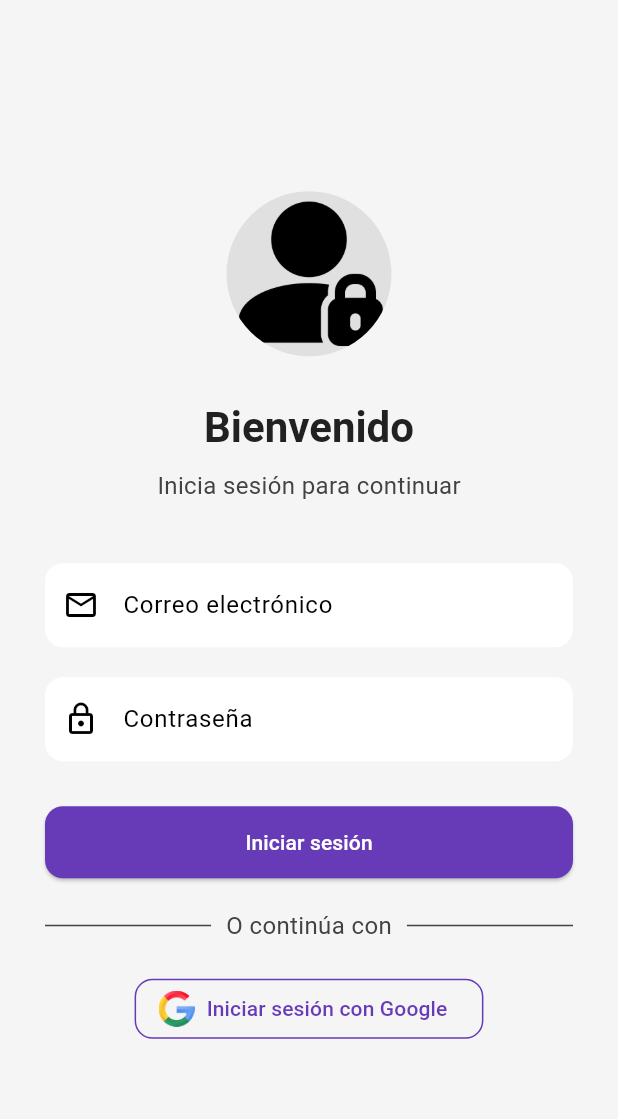
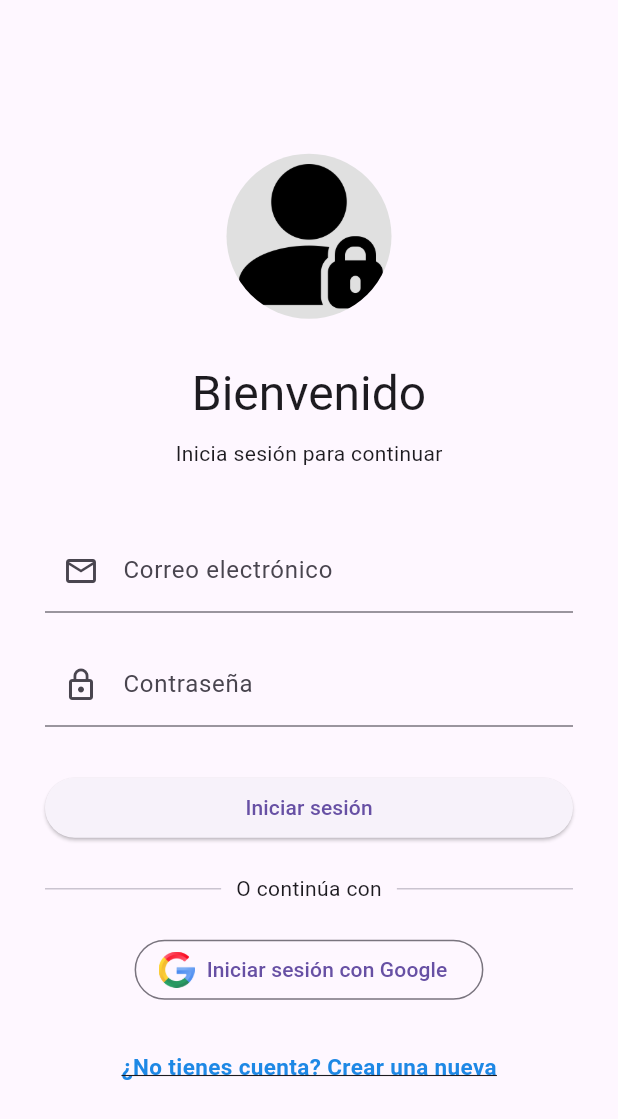
Before and after one commit to xEdwardP/flutter_expense_tracker_ocr, a Flutter app: the screen it shows after launch, on a phone screen of 412 x 824 dp. Shown: the top 1119 px of the screen. Run offline on Flutter 3.47's test engine with Material 3 defaults, Android fonts, the phone set to English and light mode, and no system bars; our stand-ins replace cloud_firestore, firebase_auth, firebase_core, firebase_storage, google_sign_in, image_picker; missing offline and left inert: google_ml_kit; accounts and stored records are empty.

Commit message:
Los cambios ya te los dije por el grupo

```diff
--- a/lib/main.dart
+++ b/lib/main.dart
@@ -2,9 +2,33 @@
 import 'package:flutter/material.dart';
 import 'package:flutter_expense_tracker_ocr/app.dart';
 import 'package:flutter_expense_tracker_ocr/data/firebase_config.dart';
+import 'package:flutter_expense_tracker_ocr/views/pages/login_page.dart';
+import 'package:flutter_expense_tracker_ocr/views/pages/register_screen.dart';
+import 'package:flutter_expense_tracker_ocr/views/pages/profile_page.dart';
 
 void main() async {
   WidgetsFlutterBinding.ensureInitialized();
   await Firebase.initializeApp(options: firebaseConfig);
   runApp(const MyApp());
 }
+//mas cambios aqui animal
+class MyApp extends StatelessWidget {
+  const MyApp({super.key});
+
+  @override
+  Widget build(BuildContext context) {
+    return MaterialApp(
+      debugShowCheckedModeBanner: false,
+      title: "Expense Tracker OCR",
+
+      initialRoute: "/login",
+
+      routes: {
+        "/login": (context) => const LoginPage(),
+        "/register": (context) => const RegisterScreen(),
+        "/app": (context) => const MyApp(),
+        "/profile": (context) => const ProfileScreen(),
+      },
+    );
+  }
+}
--- a/lib/views/pages/login_page.dart
+++ b/lib/views/pages/login_page.dart
@@ -23,33 +23,21 @@
       if (user != null) {
         ScaffoldMessenger.of(context).showSnackBar(
           SnackBar(
-            content: Text(
-              'Inicio de sesión exitoso',
-              style: TextStyle(color: Colors.white),
-            ),
+            content: const Text('Inicio de sesión exitoso', style: TextStyle(color: Colors.white)),
             backgroundColor: Colors.green,
-            duration: const Duration(seconds: 3),
             behavior: SnackBarBehavior.floating,
             margin: const EdgeInsets.all(12),
-            shape: RoundedRectangleBorder(
-              borderRadius: BorderRadius.circular(12),
-            ),
+            shape: RoundedRectangleBorder(borderRadius: BorderRadius.circular(12)),
           ),
         );
-        Navigator.pushReplacement(
-          context,
-          MaterialPageRoute(builder: (_) => const HomePage()),
-        );
+
+        Navigator.pushReplacement(context, MaterialPageRoute(builder: (_) => const HomePage()));
       }
     } catch (e) {
       ScaffoldMessenger.of(context).showSnackBar(
         SnackBar(
-          content: Text(
-            'Error: $e',
-            style: const TextStyle(color: Colors.white),
-          ),
+          content: Text('Error: $e', style: const TextStyle(color: Colors.white)),
           backgroundColor: Colors.redAccent,
-          duration: const Duration(seconds: 3),
           behavior: SnackBarBehavior.floating,
           margin: const EdgeInsets.all(12),
         ),
@@ -63,34 +51,21 @@
       if (user != null) {
         ScaffoldMessenger.of(context).showSnackBar(
           SnackBar(
-            content: const Text(
-              'Inicio de sesión con Google exitoso',
-              style: TextStyle(color: Colors.white),
-            ),
+            content: const Text('Inicio de sesión con Google exitoso', style: TextStyle(color: Colors.white)),
             backgroundColor: Colors.green,
-            duration: const Duration(seconds: 3),
             behavior: SnackBarBehavior.floating,
             margin: const EdgeInsets.all(12),
-            shape: RoundedRectangleBorder(
-              borderRadius: BorderRadius.circular(12),
-            ),
+            shape: RoundedRectangleBorder(borderRadius: BorderRadius.circular(12)),
           ),
         );
 
-        Navigator.pushReplacement(
-          context,
-          MaterialPageRoute(builder: (_) => const HomePage()),
-        );
+        Navigator.pushReplacement(context, MaterialPageRoute(builder: (_) => const HomePage()));
       }
     } catch (e) {
       ScaffoldMessenger.of(context).showSnackBar(
         SnackBar(
-          content: Text(
-            'Error con Google: $e',
-            style: const TextStyle(color: Colors.white),
-          ),
+          content: Text('Error con Google: $e', style: const TextStyle(color: Colors.white)),
           backgroundColor: Colors.redAccent,
-          duration: const Duration(seconds: 3),
           behavior: SnackBarBehavior.floating,
           margin: const EdgeInsets.all(12),
         ),
@@ -115,43 +90,27 @@
               ),
               const SizedBox(height: 30),
 
-              Text(
-                'Bienvenido',
-                style: Theme.of(context).textTheme.headlineLarge,
-              ),
+              Text('Bienvenido', style: Theme.of(context).textTheme.headlineLarge),
               const SizedBox(height: 10),
-
-              Text(
-                'Inicia sesión para continuar',
-                style: Theme.of(context).textTheme.bodyMedium,
-              ),
+              Text('Inicia sesión para continuar', style: Theme.of(context).textTheme.bodyMedium),
               const SizedBox(height: 40),
 
               TextField(
                 controller: emailController,
-                decoration: const InputDecoration(
-                  prefixIcon: Icon(Icons.email_outlined),
-                  labelText: 'Correo electrónico',
-                ),
+                decoration: const InputDecoration(prefixIcon: Icon(Icons.email_outlined), labelText: 'Correo electrónico'),
               ),
               const SizedBox(height: 20),
 
               TextField(
                 controller: passwordController,
                 obscureText: true,
-                decoration: const InputDecoration(
-                  prefixIcon: Icon(Icons.lock_outline),
-                  labelText: 'Contraseña',
-                ),
+                decoration: const InputDecoration(prefixIcon: Icon(Icons.lock_outline), labelText: 'Contraseña'),
               ),
               const SizedBox(height: 30),
 
               SizedBox(
                 width: double.infinity,
-                child: ElevatedButton(
-                  onPressed: _loginWithEmail,
-                  child: const Text('Iniciar sesión'),
-                ),
+                child: ElevatedButton(onPressed: _loginWithEmail, child: const Text('Iniciar sesión')),
               ),
               const SizedBox(height: 20),
 
@@ -169,6 +128,21 @@
                 icon: Image.asset('assets/google_icon.png', height: 24),
                 label: const Text('Iniciar sesión con Google'),
               ),
+
+              const SizedBox(height: 30),
+              //Aqui los cambios que agregue animal
+              GestureDetector(
+                onTap: () => Navigator.pushNamed(context, "/register"),
+                child: Text(
+                  "¿No tienes cuenta? Crear una nueva",
+                  style: TextStyle(
+                    color: Colors.blue.shade600,
+                    fontWeight: FontWeight.bold,
+                    fontSize: 15,
+                    decoration: TextDecoration.underline,
+                  ),
+                ),
+              ),
             ],
           ),
         ),
```
Also changed, not shown: lib/controllers/register_controller.dart (added, +47 -0 lines), lib/views/pages/register_screen.dart (added, +169 -0 lines).
